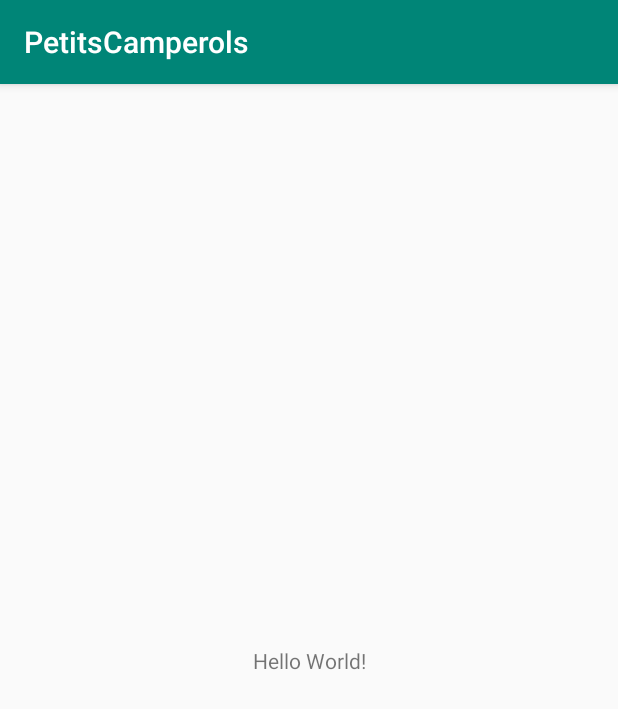
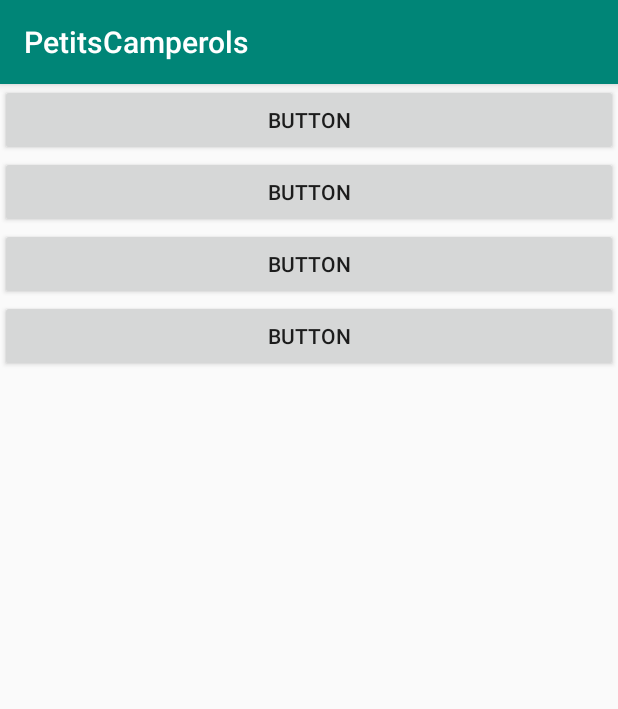
Before and after one commit to xVeri/PetitsCamperols, an Android app: the screen it shows after launch (MainActivity), on a phone screen of 412 x 824 dp. Shown: the top 709 px of the screen. Run offline under Robolectric (Android 15) with nearby library versions, the phone set to English and light mode, and no system bars.

Commit message:
Toma roberto, moldea

```diff
--- a/app/src/main/res/layout/activity_main.xml
+++ b/app/src/main/res/layout/activity_main.xml
@@ -6,13 +6,33 @@
     android:layout_height="match_parent"
     tools:context=".MainActivity">
 
-    <TextView
-        android:layout_width="wrap_content"
-        android:layout_height="wrap_content"
-        android:text="Hello World!"
-        app:layout_constraintBottom_toBottomOf="parent"
-        app:layout_constraintLeft_toLeftOf="parent"
-        app:layout_constraintRight_toRightOf="parent"
-        app:layout_constraintTop_toTopOf="parent" />
+    <LinearLayout
+        android:layout_width="match_parent"
+        android:layout_height="match_parent"
+        android:orientation="vertical">
 
+        <Button
+            android:id="@+id/button"
+            android:layout_width="match_parent"
+            android:layout_height="wrap_content"
+            android:text="Button" />
+
+        <Button
+            android:id="@+id/button2"
+            android:layout_width="match_parent"
+            android:layout_height="wrap_content"
+            android:text="Button" />
+
+        <Button
+            android:id="@+id/button3"
+            android:layout_width="match_parent"
+            android:layout_height="wrap_content"
+            android:text="Button" />
+
+        <Button
+            android:id="@+id/button4"
+            android:layout_width="match_parent"
+            android:layout_height="wrap_content"
+            android:text="Button" />
+    </LinearLayout>
 </android.support.constraint.ConstraintLayout>
```
